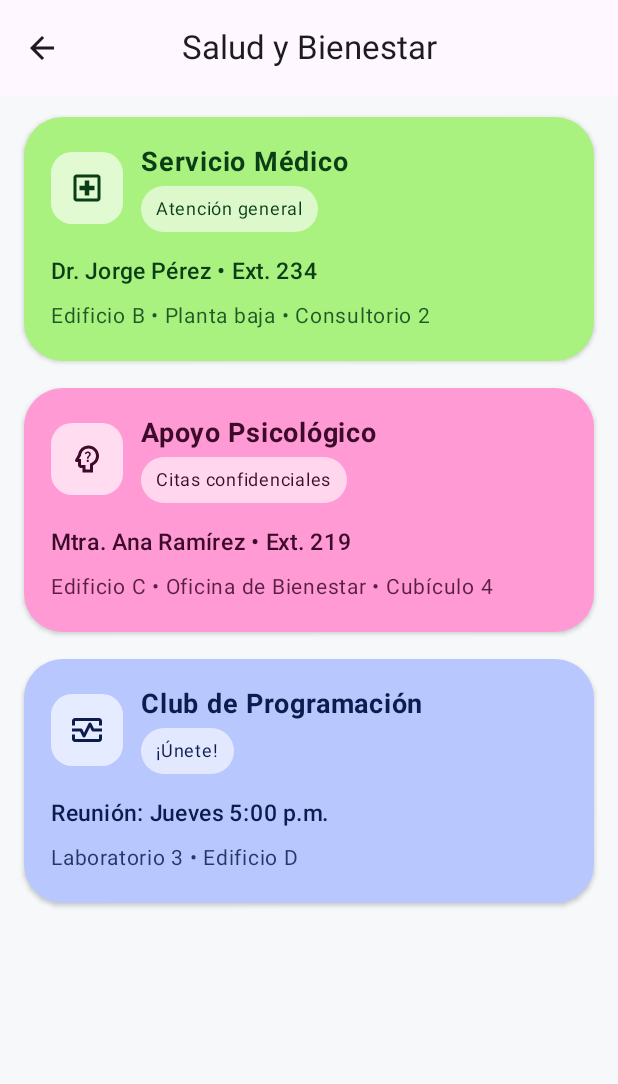
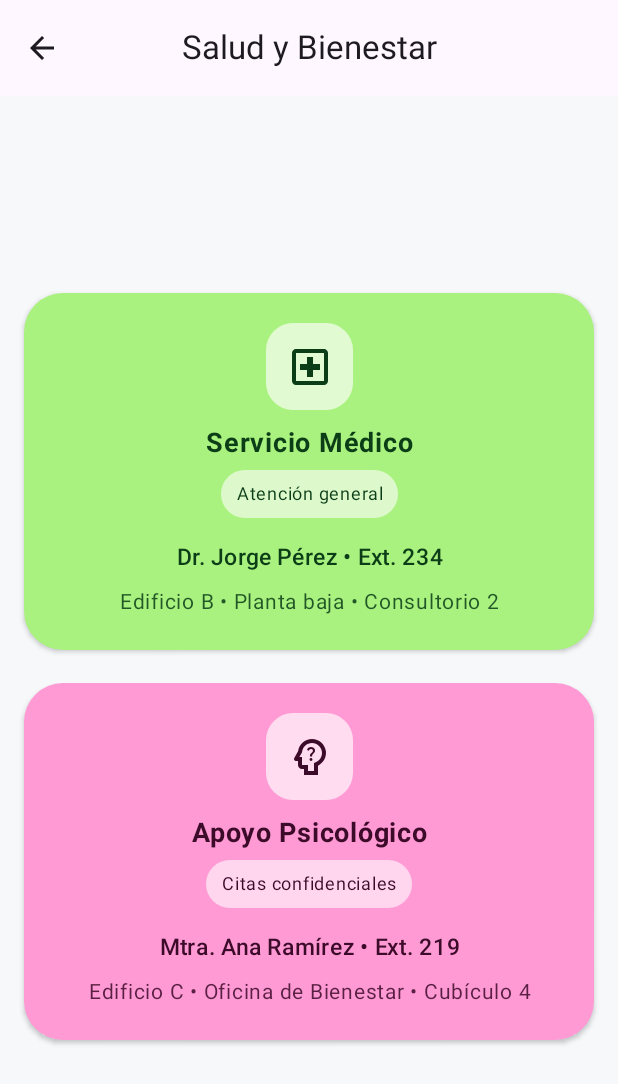
Before and after one commit to XimenaScarlet/MVP-Hackaton, an Android app built with Jetpack Compose: the HealthScreen screen opened through its navigation route, on a phone screen of 412 x 824 dp. Shown: the top 1084 px of the screen. Run offline under Robolectric (Android 15) with nearby library versions, the phone set to English and light mode, and no system bars; our stand-ins replace Firebase (no records; nobody signed in at launch, a user with empty details on screens opened directly); 1 statement that could not run was skipped.

Commit message:
commit viernes

```diff
--- a/app/src/main/java/com/example/univapp/ui/HealthScreen.kt
+++ b/app/src/main/java/com/example/univapp/ui/HealthScreen.kt
@@ -4,14 +4,10 @@ package com.example.univapp.ui
 
 import androidx.compose.foundation.background
 import androidx.compose.foundation.layout.*
-import androidx.compose.foundation.lazy.LazyColumn
-import androidx.compose.foundation.lazy.items
-import androidx.compose.foundation.shape.CircleShape
 import androidx.compose.foundation.shape.RoundedCornerShape
 import androidx.compose.material.icons.Icons
 import androidx.compose.material.icons.automirrored.outlined.ArrowBack
 import androidx.compose.material.icons.outlined.LocalHospital
-import androidx.compose.material.icons.outlined.MonitorHeart
 import androidx.compose.material.icons.outlined.PsychologyAlt
 import androidx.compose.material3.*
 import androidx.compose.runtime.Composable
@@ -21,7 +17,7 @@ import androidx.compose.ui.draw.clip
 import androidx.compose.ui.graphics.Color
 import androidx.compose.ui.graphics.vector.ImageVector
 import androidx.compose.ui.text.font.FontWeight
-import androidx.compose.ui.text.style.TextOverflow
+import androidx.compose.ui.text.style.TextAlign
 import androidx.compose.ui.unit.dp
 import androidx.compose.ui.unit.sp
 
@@ -31,8 +27,7 @@ import androidx.compose.ui.unit.sp
 fun HealthScreen(
     onBack: () -> Unit = {},
     onOpenPsychSupport: () -> Unit = {},
-    onOpenMedicalSupport: () -> Unit = {},
-    onOpenClub: () -> Unit = {}
+    onOpenMedicalSupport: () -> Unit = {}
 ) {
     val items = listOf(
         HealthCardData(
@@ -54,16 +49,6 @@ fun HealthScreen(
             bg = Color(0xFFFF9AD5),
             fg = Color(0xFF3D0B2A),
             onClick = onOpenPsychSupport
-        ),
-        HealthCardData(
-            title = "Club de Programación",
-            line1 = "Reunión: Jueves 5:00 p.m.",
-            line2 = "Laboratorio 3 • Edificio D",
-            pill = "¡Únete!",
-            icon = Icons.Outlined.MonitorHeart,
-            bg = Color(0xFFB8C8FF),
-            fg = Color(0xFF0E1B4D),
-            onClick = onOpenClub
         )
     )
 
@@ -82,17 +67,23 @@ fun HealthScreen(
             )
         }
     ) { pv ->
-        LazyColumn(
+        Box(
             modifier = Modifier
                 .fillMaxSize()
                 .background(Color(0xFFF6F8FA))
-                .padding(pv)
+                .padding(pv),
+            contentAlignment = Alignment.Center // 🔹 centradas verticalmente
+        ) {
+            Column(
+                modifier = Modifier
+                    .fillMaxWidth()
                     .padding(horizontal = 16.dp),
-            verticalArrangement = Arrangement.spacedBy(18.dp),
-            contentPadding = PaddingValues(top = 14.dp, bottom = 28.dp)
+                verticalArrangement = Arrangement.spacedBy(22.dp),
+                horizontalAlignment = Alignment.CenterHorizontally
             ) {
-            items(items) { data ->
+                items.forEach { data ->
                     HealthBigCard(data)
+                }
             }
         }
     }
@@ -118,46 +109,58 @@ private fun HealthBigCard(data: HealthCardData) {
         shape = RoundedCornerShape(26.dp),
         colors = CardDefaults.elevatedCardColors(containerColor = data.bg),
         elevation = CardDefaults.elevatedCardElevation(defaultElevation = 2.dp),
-        modifier = Modifier.fillMaxWidth()
+        modifier = Modifier
+            .fillMaxWidth()
+            .heightIn(min = 160.dp)
     ) {
         Column(
             modifier = Modifier
                 .fillMaxWidth()
-                .padding(18.dp)
+                .padding(20.dp),
+            horizontalAlignment = Alignment.CenterHorizontally
         ) {
-            // Ícono y título
-            Row(verticalAlignment = Alignment.CenterVertically) {
+            // Ícono
             Box(
                 modifier = Modifier
-                        .size(48.dp)
-                        .clip(RoundedCornerShape(14.dp))
+                    .size(58.dp)
+                    .clip(RoundedCornerShape(18.dp))
                     .background(Color.White.copy(alpha = 0.65f)),
                 contentAlignment = Alignment.Center
             ) {
                 Icon(
                     imageVector = data.icon,
                     contentDescription = null,
-                        tint = data.fg
+                    tint = data.fg,
+                    modifier = Modifier.size(32.dp)
                 )
             }
-                Spacer(Modifier.width(12.dp))
-                Column {
+
+            Spacer(Modifier.height(10.dp))
+
+            // Título
             Text(
                 text = data.title,
                 fontSize = 18.sp,
                 fontWeight = FontWeight.Bold,
-                        color = data.fg
+                color = data.fg,
+                textAlign = TextAlign.Center
             )
-                    Spacer(Modifier.height(4.dp))
+
+            Spacer(Modifier.height(6.dp))
+
+            // Pill
             Box(
                 modifier = Modifier
                     .clip(RoundedCornerShape(999.dp))
                     .background(Color.White.copy(alpha = 0.6f))
-                            .padding(horizontal = 10.dp, vertical = 3.dp)
+                    .padding(horizontal = 10.dp, vertical = 4.dp)
             ) {
-                        Text(data.pill, fontSize = 12.sp, color = data.fg)
-                    }
-                }
+                Text(
+                    data.pill,
+                    fontSize = 12.sp,
+                    color = data.fg,
+                    textAlign = TextAlign.Center
+                )
             }
 
             Spacer(Modifier.height(14.dp))
@@ -167,13 +170,17 @@ private fun HealthBigCard(data: HealthCardData) {
                 text = data.line1,
                 fontSize = 15.sp,
                 fontWeight = FontWeight.Medium,
-                color = data.fg
+                color = data.fg,
+                textAlign = TextAlign.Center,
+                modifier = Modifier.fillMaxWidth()
             )
             Spacer(Modifier.height(6.dp))
             Text(
                 text = data.line2,
                 fontSize = 14.sp,
-                color = data.fg.copy(alpha = 0.85f)
+                color = data.fg.copy(alpha = 0.85f),
+                textAlign = TextAlign.Center,
+                modifier = Modifier.fillMaxWidth()
             )
         }
     }
--- a/app/src/main/java/com/example/univapp/ui/LoginScreen.kt
+++ b/app/src/main/java/com/example/univapp/ui/LoginScreen.kt
@@ -12,6 +12,8 @@ import androidx.compose.foundation.shape.RoundedCornerShape
 import androidx.compose.material.icons.Icons
 import androidx.compose.material.icons.outlined.Email
 import androidx.compose.material.icons.outlined.Lock
+import androidx.compose.material.icons.outlined.Visibility
+import androidx.compose.material.icons.outlined.VisibilityOff
 import androidx.compose.material3.*
 import androidx.compose.runtime.*
 import androidx.compose.ui.Alignment
@@ -130,14 +132,15 @@ fun LoginScreen(
                     singleLine = true,
                     visualTransformation = if (showPass) VisualTransformation.None else PasswordVisualTransformation(),
                     trailingIcon = {
-                        Text(
-                            if (showPass) "Ocultar" else "Mostrar",
-                            color = teal,
-                            modifier = Modifier
-                                .clip(RoundedCornerShape(8.dp))
-                                .padding(horizontal = 8.dp, vertical = 2.dp),
-                            fontSize = 12.sp
-                        )
+                        IconButton(
+                            onClick = { showPass = !showPass },
+                        ) {
+                            Icon(
+                                imageVector = if (showPass) Icons.Outlined.Visibility else Icons.Outlined.VisibilityOff,
+                                contentDescription = if (showPass) "Ocultar contraseña" else "Mostrar contraseña",
+                                tint = teal
+                            )
+                        }
                     },
                     shape = RoundedCornerShape(24.dp),
                     textStyle = LocalTextStyle.current.copy(textAlign = TextAlign.Center),
@@ -167,7 +170,9 @@ fun LoginScreen(
         ) {
             ElevatedCard(
                 colors = CardDefaults.elevatedCardColors(containerColor = MaterialTheme.colorScheme.errorContainer),
-                modifier = Modifier.padding(16.dp).fillMaxWidth()
+                modifier = Modifier
+                    .padding(16.dp)
+                    .fillMaxWidth()
             ) {
                 Row(Modifier.padding(16.dp), verticalAlignment = Alignment.CenterVertically) {
                     Text(errorText ?: "", color = MaterialTheme.colorScheme.onErrorContainer, modifier = Modifier.weight(1f))
--- a/app/src/main/java/com/example/univapp/ui/ProfileScreen.kt
+++ b/app/src/main/java/com/example/univapp/ui/ProfileScreen.kt
@@ -36,7 +36,7 @@ private val DividerColor = Color(0xFFE5E7EB)
 
 @Composable
 fun ProfileScreen(
-    onBack: (() -> Unit)? = null // <- opcional, por si lo usas con NavController
+    onBack: (() -> Unit)? = null
 ) {
     val backDispatcher = LocalOnBackPressedDispatcherOwner.current?.onBackPressedDispatcher
     val vm: ProfileViewModel = viewModel()
@@ -52,7 +52,6 @@ fun ProfileScreen(
                 title = { Text("Mi perfil") },
                 navigationIcon = {
                     IconButton(onClick = {
-                        // Si se pasa onBack, se ejecuta; si no, hace back nativo
                         onBack?.invoke() ?: backDispatcher?.onBackPressed()
                     }) {
                         Icon(
@@ -97,7 +96,14 @@ fun ProfileScreen(
 
                 else -> {
                     val p = perfil!!
-                    val safe = { s: String? -> if (s.isNullOrBlank()) "No aplica" else s }
+
+                    val safe = { s: String? -> if (s.isNullOrBlank()) "No aplica" else s.trim() }
+
+                    // valores fijos
+                    val semestreVal = "9°"
+                    val grupoVal = "IDGSA"
+                    val direccionVal = "Saltillo" // siempre Saltillo
+
                     val qrPayload = "univapp://alumno?id=${p.matricula}&v=1"
 
                     LazyColumn(
@@ -119,14 +125,14 @@ fun ProfileScreen(
                             Row(horizontalArrangement = Arrangement.spacedBy(12.dp)) {
                                 SquareStatCard(
                                     title = "Semestre",
-                                    value = safe(p.semestre),
+                                    value = semestreVal,
                                     modifier = Modifier
                                         .weight(1f)
                                         .height(96.dp)
                                 )
                                 SquareStatCard(
                                     title = "Grupo",
-                                    value = safe(p.grupoId),
+                                    value = grupoVal,
                                     modifier = Modifier
                                         .weight(1f)
                                         .height(96.dp)
@@ -140,7 +146,7 @@ fun ProfileScreen(
                                     "Matrícula" to safe(p.matricula),
                                     "Correo institucional" to safe(p.correo),
                                     "Teléfono" to safe(p.telefono),
-                                    "Dirección" to safe(p.direccion),
+                                    "Dirección" to direccionVal, // siempre Saltillo
                                     "Fecha de nacimiento" to safe(p.fechaNacimiento)
                                 )
                             )
@@ -259,7 +265,11 @@ private fun InfoList(items: List<Pair<String, String>>) {
         elevation = CardDefaults.cardElevation(defaultElevation = 0.dp),
         modifier = Modifier.fillMaxWidth()
     ) {
-        Column(Modifier.fillMaxWidth().padding(horizontal = 14.dp)) {
+        Column(
+            Modifier
+                .fillMaxWidth()
+                .padding(horizontal = 14.dp)
+        ) {
             items.forEachIndexed { index, (label, value) ->
                 Row(
                     modifier = Modifier
```
Lines whose indentation alone changed are shown as unchanged.
